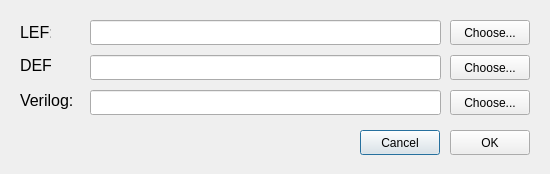
The window that apps/gui/view/dialogiccad2015.ui (eclufsc/ophidian) describes before a commit, drawn with Qt 5.
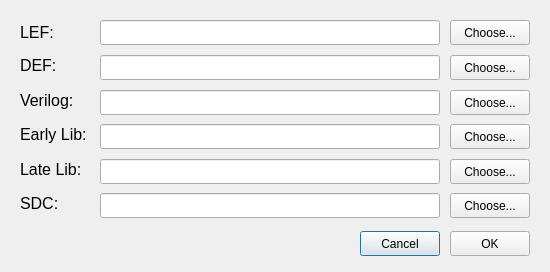
The same window after the commit.

Diff of the .ui file:
```diff
--- a/apps/gui/view/dialogiccad2015.ui
+++ b/apps/gui/view/dialogiccad2015.ui
@@ -7,7 +7,7 @@
     <x>0</x>
     <y>0</y>
     <width>550</width>
-    <height>174</height>
+    <height>272</height>
    </rect>
   </property>
   <property name="windowTitle">
@@ -17,7 +17,7 @@
    <property name="geometry">
     <rect>
      <x>360</x>
-     <y>130</y>
+     <y>231</y>
      <width>80</width>
      <height>25</height>
     </rect>
@@ -31,7 +31,7 @@
     <rect>
      <x>20</x>
      <y>55</y>
-     <width>31</width>
+     <width>40</width>
      <height>21</height>
     </rect>
    </property>
@@ -42,9 +42,9 @@
   <widget class="QLineEdit" name="defLine">
    <property name="geometry">
     <rect>
-     <x>90</x>
+     <x>100</x>
      <y>55</y>
-     <width>351</width>
+     <width>340</width>
      <height>25</height>
     </rect>
    </property>
@@ -66,7 +66,7 @@
    <property name="geometry">
     <rect>
      <x>20</x>
-     <y>130</y>
+     <y>233</y>
      <width>321</width>
      <height>21</height>
     </rect>
@@ -78,9 +78,9 @@
   <widget class="QLineEdit" name="lefLine">
    <property name="geometry">
     <rect>
-     <x>90</x>
+     <x>100</x>
      <y>20</y>
-     <width>351</width>
+     <width>340</width>
      <height>25</height>
     </rect>
    </property>
@@ -103,7 +103,7 @@
     <rect>
      <x>20</x>
      <y>18</y>
-     <width>31</width>
+     <width>40</width>
      <height>30</height>
     </rect>
    </property>
@@ -114,9 +114,9 @@
   <widget class="QLineEdit" name="verilogLine">
    <property name="geometry">
     <rect>
-     <x>90</x>
+     <x>100</x>
      <y>90</y>
-     <width>351</width>
+     <width>340</width>
      <height>25</height>
     </rect>
    </property>
@@ -126,7 +126,7 @@
     <rect>
      <x>20</x>
      <y>90</y>
-     <width>61</width>
+     <width>70</width>
      <height>21</height>
     </rect>
    </property>
@@ -151,7 +151,7 @@
    <property name="geometry">
     <rect>
      <x>450</x>
-     <y>130</y>
+     <y>231</y>
      <width>80</width>
      <height>25</height>
     </rect>
@@ -160,6 +160,114 @@
     <string>OK</string>
    </property>
   </widget>
+  <widget class="QPushButton" name="choose_early_lib">
+   <property name="geometry">
+    <rect>
+     <x>450</x>
+     <y>124</y>
+     <width>80</width>
+     <height>25</height>
+    </rect>
+   </property>
+   <property name="text">
+    <string>Choose...</string>
+   </property>
+  </widget>
+  <widget class="QLineEdit" name="early_lib_line">
+   <property name="geometry">
+    <rect>
+     <x>100</x>
+     <y>124</y>
+     <width>340</width>
+     <height>25</height>
+    </rect>
+   </property>
+  </widget>
+  <widget class="QLabel" name="early_lib">
+   <property name="geometry">
+    <rect>
+     <x>20</x>
+     <y>124</y>
+     <width>70</width>
+     <height>21</height>
+    </rect>
+   </property>
+   <property name="text">
+    <string>&lt;html&gt;&lt;head/&gt;&lt;body&gt;&lt;p&gt;&lt;span style=&quot; font-size:12pt;&quot;&gt;Early Lib:&lt;/span&gt;&lt;/p&gt;&lt;/body&gt;&lt;/html&gt;</string>
+   </property>
+  </widget>
+  <widget class="QLineEdit" name="late_lib_line">
+   <property name="geometry">
+    <rect>
+     <x>100</x>
+     <y>159</y>
+     <width>340</width>
+     <height>25</height>
+    </rect>
+   </property>
+  </widget>
+  <widget class="QPushButton" name="choose_late_lib">
+   <property name="geometry">
+    <rect>
+     <x>450</x>
+     <y>159</y>
+     <width>80</width>
+     <height>25</height>
+    </rect>
+   </property>
+   <property name="text">
+    <string>Choose...</string>
+   </property>
+  </widget>
+  <widget class="QLabel" name="late_lib">
+   <property name="geometry">
+    <rect>
+     <x>20</x>
+     <y>159</y>
+     <width>70</width>
+     <height>21</height>
+    </rect>
+   </property>
+   <property name="text">
+    <string>&lt;html&gt;&lt;head/&gt;&lt;body&gt;&lt;p&gt;&lt;span style=&quot; font-size:12pt;&quot;&gt;Late Lib:&lt;/span&gt;&lt;/p&gt;&lt;/body&gt;&lt;/html&gt;</string>
+   </property>
+  </widget>
+  <widget class="QPushButton" name="choose_sdc">
+   <property name="geometry">
+    <rect>
+     <x>450</x>
+     <y>193</y>
+     <width>80</width>
+     <height>25</height>
+    </rect>
+   </property>
+   <property name="text">
+    <string>Choose...</string>
+   </property>
+  </widget>
+  <widget class="QLabel" name="sdc">
+   <property name="geometry">
+    <rect>
+     <x>20</x>
+     <y>193</y>
+     <width>70</width>
+     <height>21</height>
+    </rect>
+   </property>
+   <property name="text">
+    <string>&lt;html&gt;&lt;head/&gt;&lt;body&gt;&lt;p&gt;&lt;span style=&quot; font-size:12pt;&quot;&gt;SDC:&lt;/span&gt;&lt;/p&gt;&lt;/body&gt;&lt;/html&gt;</string>
+   </property>
+  </widget>
+  <widget class="QLineEdit" name="sdc_line">
+   <property name="geometry">
+    <rect>
+     <x>100</x>
+     <y>193</y>
+     <width>340</width>
+     <height>25</height>
+    </rect>
+   </property>
+  </widget>
  </widget>
  <resources/>
  <connections/>
```
